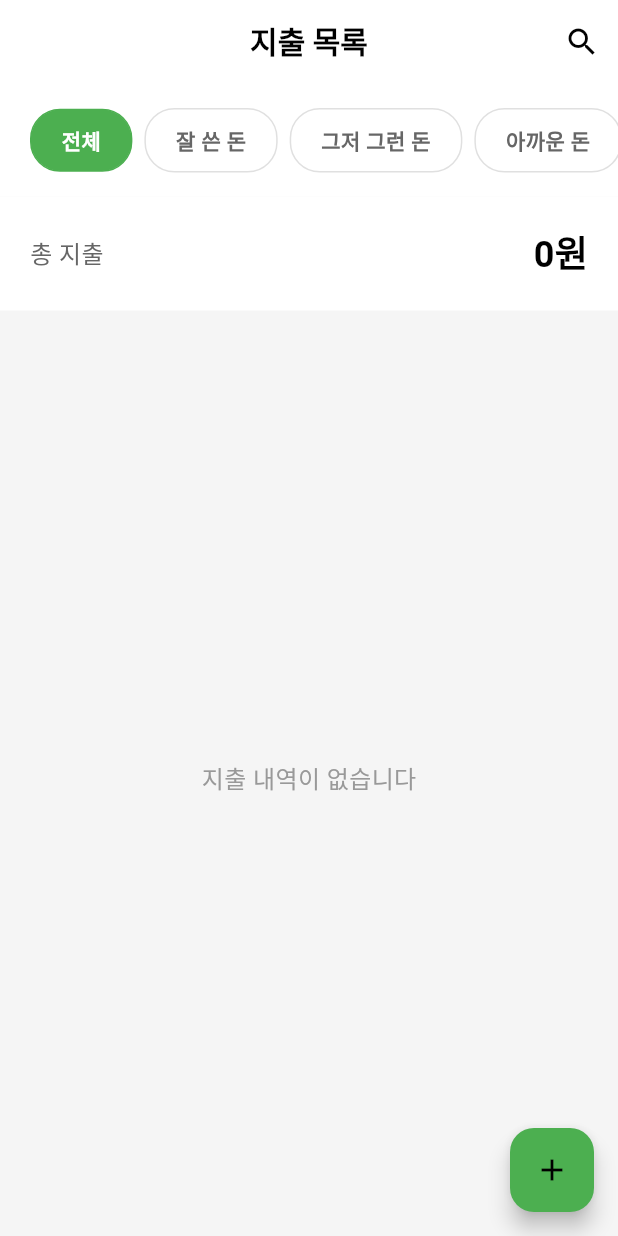
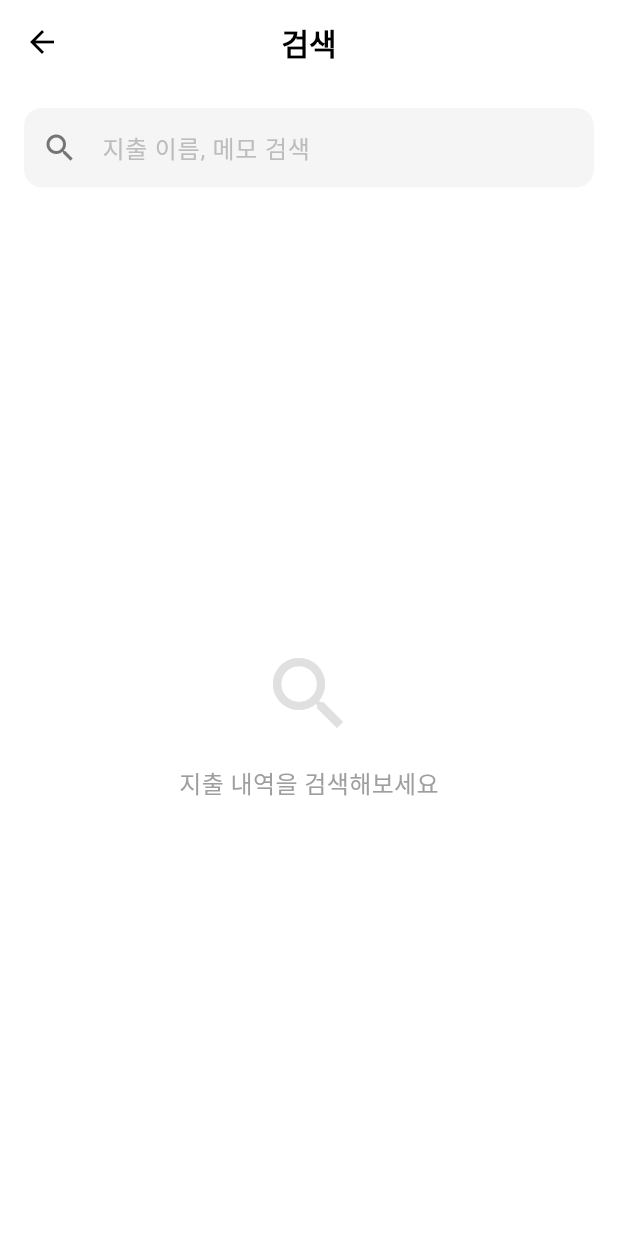
Before and after one commit to hegunhee/todo-list, a Flutter app: the screen it shows after launch, after a tap on the "search" icon, on a phone screen of 412 x 824 dp. Run offline on Flutter 3.47's test engine with Material 3 defaults, Android fonts, the phone set to English and light mode, and no system bars; our stand-ins replace easy_localization, firebase_core, firebase_crashlytics, flutter_riverpod, google_fonts, hive and 1 more; accounts and stored records are empty.

Commit message:
feat : 검색 화면 추가

```diff
--- a/lib/features/expense/screens/expense_list_screen.dart
+++ b/lib/features/expense/screens/expense_list_screen.dart
@@ -4,6 +4,7 @@ import 'package:intl/intl.dart';
 import 'package:expense_tracker/features/expense/models/expense.dart';
 import 'package:expense_tracker/features/expense/controllers/expense_controller.dart';
 import 'package:expense_tracker/features/expense/screens/add_expense_screen.dart';
+import 'package:expense_tracker/features/expense/screens/search_screen.dart';
 
 /// 지출 목록 화면
 class ExpenseListScreen extends ConsumerWidget {
@@ -37,7 +38,12 @@ class ExpenseListScreen extends ConsumerWidget {
               size: 24,
             ),
             onPressed: () {
-              // TODO: 검색 기능 구현
+              Navigator.push(
+                context,
+                MaterialPageRoute(
+                  builder: (context) => const SearchScreen(),
+                ),
+              );
             },
           ),
         ],
--- /dev/null
+++ b/lib/features/expense/screens/search_screen.dart
@@ -0,0 +1,353 @@
+import 'package:flutter/material.dart';
+import 'package:flutter_riverpod/flutter_riverpod.dart';
+import 'package:expense_tracker/features/expense/controllers/expense_controller.dart';
+import 'package:expense_tracker/features/expense/models/expense.dart';
+import 'package:intl/intl.dart';
+
+/// 검색 화면
+class SearchScreen extends ConsumerStatefulWidget {
+  const SearchScreen({super.key});
+
+  @override
+  ConsumerState<SearchScreen> createState() => _SearchScreenState();
+}
+
+class _SearchScreenState extends ConsumerState<SearchScreen> {
+  final TextEditingController _searchController = TextEditingController();
+  String _searchQuery = '';
+
+  @override
+  void dispose() {
+    _searchController.dispose();
+    super.dispose();
+  }
+
+  @override
+  Widget build(BuildContext context) {
+    final expensesAsync = ref.watch(expenseControllerProvider);
+
+    return Scaffold(
+      backgroundColor: Colors.white,
+      appBar: AppBar(
+        title: const Text(
+          '검색',
+          style: TextStyle(
+            fontSize: 20,
+            fontWeight: FontWeight.bold,
+            color: Colors.black,
+          ),
+        ),
+        backgroundColor: Colors.white,
+        elevation: 0,
+        centerTitle: true,
+        leading: IconButton(
+          icon: const Icon(Icons.arrow_back, color: Colors.black),
+          onPressed: () => Navigator.pop(context),
+        ),
+      ),
+      body: Column(
+        crossAxisAlignment: CrossAxisAlignment.start,
+        children: [
+          // 검색 입력 필드
+          Padding(
+            padding: const EdgeInsets.all(16.0),
+            child: TextField(
+              controller: _searchController,
+              style: const TextStyle(
+                color: Colors.black,
+                fontSize: 16,
+              ),
+              onChanged: (value) {
+                setState(() {
+                  _searchQuery = value;
+                });
+              },
+              decoration: InputDecoration(
+                hintText: '지출 이름, 메모 검색',
+                hintStyle: TextStyle(
+                  color: Colors.grey[400],
+                  fontSize: 16,
+                ),
+                prefixIcon: Icon(
+                  Icons.search,
+                  color: Colors.grey[600],
+                ),
+                filled: true,
+                fillColor: Colors.grey[100],
+                border: OutlineInputBorder(
+                  borderRadius: BorderRadius.circular(12),
+                  borderSide: BorderSide.none,
+                ),
+                contentPadding: const EdgeInsets.symmetric(
+                  horizontal: 16,
+                  vertical: 14,
+                ),
+              ),
+            ),
+          ),
+
+          // 검색 결과 헤더
+          if (_searchQuery.isNotEmpty)
+            Padding(
+              padding: const EdgeInsets.symmetric(horizontal: 16.0, vertical: 8.0),
+              child: Text(
+                '검색 결과',
+                style: TextStyle(
+                  fontSize: 16,
+                  fontWeight: FontWeight.bold,
+                  color: Colors.grey[800],
+                ),
+              ),
+            ),
+
+          // 검색 결과 목록
+          Expanded(
+            child: expensesAsync.when(
+              data: (expenses) {
+                final filteredExpenses = _searchQuery.isEmpty
+                    ? []
+                    : expenses.where((expense) {
+                        final query = _searchQuery.toLowerCase();
+                        final titleMatch = expense.title.toLowerCase().contains(query);
+                        final memoMatch = expense.memo?.toLowerCase().contains(query) ?? false;
+                        return titleMatch || memoMatch;
+                      }).toList();
+
+                if (_searchQuery.isEmpty) {
+                  return Center(
+                    child: Column(
+                      mainAxisAlignment: MainAxisAlignment.center,
+                      children: [
+                        Icon(
+                          Icons.search,
+                          size: 64,
+                          color: Colors.grey[300],
+                        ),
+                        const SizedBox(height: 16),
+                        Text(
+                          '지출 내역을 검색해보세요',
+                          style: TextStyle(
+                            fontSize: 16,
+                            color: Colors.grey[500],
+                          ),
+                        ),
+                      ],
+                    ),
+                  );
+                }
+
+                if (filteredExpenses.isEmpty) {
+                  return Center(
+                    child: Column(
+                      mainAxisAlignment: MainAxisAlignment.center,
+                      children: [
+                        Icon(
+                          Icons.search_off,
+                          size: 64,
+                          color: Colors.grey[300],
+                        ),
+                        const SizedBox(height: 16),
+                        Text(
+                          '검색 결과가 없습니다',
+                          style: TextStyle(
+                            fontSize: 16,
+                            color: Colors.grey[500],
+                          ),
+                        ),
+                      ],
+                    ),
+                  );
+                }
+
+                return ListView.builder(
+                  padding: const EdgeInsets.symmetric(horizontal: 16),
+                  itemCount: filteredExpenses.length,
+                  itemBuilder: (context, index) {
+                    final expense = filteredExpenses[index];
+                    return _ExpenseSearchItem(expense: expense);
+                  },
+                );
+              },
+              loading: () => const Center(child: CircularProgressIndicator()),
+              error: (error, stack) => Center(
+                child: Text('오류가 발생했습니다: $error'),
+              ),
+            ),
+          ),
+        ],
+      ),
+    );
+  }
+}
+
+/// 검색 결과 아이템
+class _ExpenseSearchItem extends StatelessWidget {
+  final Expense expense;
+
+  const _ExpenseSearchItem({required this.expense});
+
+  @override
+  Widget build(BuildContext context) {
+    return Container(
+      margin: const EdgeInsets.only(bottom: 12),
+      padding: const EdgeInsets.all(16),
+      decoration: BoxDecoration(
+        color: Colors.grey[50],
+        borderRadius: BorderRadius.circular(12),
+      ),
+      child: Row(
+        children: [
+          // 카테고리 아이콘
+          Container(
+            width: 48,
+            height: 48,
+            decoration: BoxDecoration(
+              color: _getCategoryColor(expense.category).withOpacity(0.1),
+              borderRadius: BorderRadius.circular(12),
+            ),
+            child: Icon(
+              _getCategoryIcon(expense.category),
+              color: _getCategoryColor(expense.category),
+              size: 24,
+            ),
+          ),
+          const SizedBox(width: 12),
+
+          // 지출 정보
+          Expanded(
+            child: Column(
+              crossAxisAlignment: CrossAxisAlignment.start,
+              children: [
+                Text(
+                  expense.title,
+                  style: const TextStyle(
+                    fontSize: 16,
+                    fontWeight: FontWeight.w600,
+                    color: Colors.black,
+                  ),
+                ),
+                const SizedBox(height: 4),
+                Row(
+                  children: [
+                    Text(
+                      _getCategoryLabel(expense.category),
+                      style: TextStyle(
+                        fontSize: 13,
+                        color: Colors.grey[600],
+                      ),
+                    ),
+                    Text(
+                      ' · ${DateFormat('M월 d일').format(expense.date)}',
+                      style: TextStyle(
+                        fontSize: 13,
+                        color: Colors.grey[600],
+                      ),
+                    ),
+                  ],
+                ),
+                const SizedBox(height: 8),
+                // 감정 상태
+                Text(
+                  _getStatusLabel(expense.status),
+                  style: TextStyle(
+                    fontSize: 13,
+                    fontWeight: FontWeight.w600,
+                    color: _getStatusColor(expense.status),
+                  ),
+                ),
+                // 메모 (있는 경우)
+                if (expense.memo != null && expense.memo!.isNotEmpty) ...[
+                  const SizedBox(height: 4),
+                  Text(
+                    '메모: ${expense.memo}',
+                    style: TextStyle(
+                      fontSize: 12,
+                      color: Colors.grey[600],
+                    ),
+                    maxLines: 1,
+                    overflow: TextOverflow.ellipsis,
+                  ),
+                ],
+              ],
+            ),
+          ),
+
+          // 금액
+          Text(
+            '-${NumberFormat('#,###').format(expense.amount)}원',
+            style: const TextStyle(
+              fontSize: 16,
+              fontWeight: FontWeight.bold,
+              color: Colors.black,
+            ),
+          ),
+        ],
+      ),
+    );
+  }
+
+  IconData _getCategoryIcon(ExpenseCategory category) {
+    switch (category) {
+      case ExpenseCategory.food:
+        return Icons.restaurant;
+      case ExpenseCategory.transport:
+        return Icons.directions_car;
+      case ExpenseCategory.shopping:
+        return Icons.shopping_bag;
+      case ExpenseCategory.culture:
+        return Icons.movie;
+    }
+  }
+
+  Color _getCategoryColor(ExpenseCategory category) {
+    switch (category) {
+      case ExpenseCategory.food:
+        return Colors.orange;
+      case ExpenseCategory.transport:
+        return Colors.blue;
+      case ExpenseCategory.shopping:
+        return Colors.pink;
+      case ExpenseCategory.culture:
+        return Colors.purple;
+    }
+  }
+
+  String _getCategoryLabel(ExpenseCategory category) {
+    switch (category) {
+      case ExpenseCategory.food:
+        return '식비';
+      case ExpenseCategory.transport:
+        return '교통';
+      case ExpenseCategory.shopping:
+        return '쇼핑';
+      case ExpenseCategory.culture:
+        return '문화생활';
+    }
+  }
+
+  String _getStatusLabel(ExpenseStatus status) {
+    switch (status) {
+      case ExpenseStatus.good:
+        return '잘 쓴 돈';
+      case ExpenseStatus.normal:
+        return '그저 그런 돈';
+      case ExpenseStatus.bad:
+        return '아까운 돈';
+      case ExpenseStatus.regret:
+        return '후회한 돈';
+    }
+  }
+
+  Color _getStatusColor(ExpenseStatus status) {
+    switch (status) {
+      case ExpenseStatus.good:
+        return Colors.green;
+      case ExpenseStatus.normal:
+        return Colors.blue;
+      case ExpenseStatus.bad:
+        return Colors.orange;
+      case ExpenseStatus.regret:
+        return Colors.red;
+    }
+  }
+}
```
